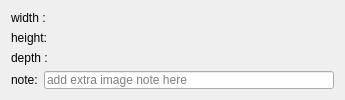
yatengLG/ISAT, file ui/info_dock.ui: the form before one commit.
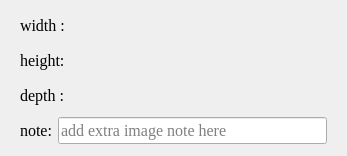
The form after the commit.

Patch:
```diff
--- a/ui/info_dock.ui
+++ b/ui/info_dock.ui
@@ -6,8 +6,8 @@
    <rect>
     <x>0</x>
     <y>0</y>
-    <width>345</width>
-    <height>100</height>
+    <width>347</width>
+    <height>156</height>
    </rect>
   </property>
   <property name="minimumSize">
@@ -16,6 +16,12 @@
     <height>100</height>
    </size>
   </property>
+  <property name="font">
+   <font>
+    <family>Times New Roman</family>
+    <pointsize>12</pointsize>
+   </font>
+  </property>
   <property name="windowTitle">
    <string>Form</string>
   </property>
@@ -24,13 +30,13 @@
     <widget class="QWidget" name="widget" native="true">
      <layout class="QHBoxLayout" name="horizontalLayout">
       <property name="leftMargin">
-       <number>0</number>
+       <number>9</number>
       </property>
       <property name="topMargin">
        <number>0</number>
       </property>
       <property name="rightMargin">
-       <number>0</number>
+       <number>9</number>
       </property>
       <property name="bottomMargin">
        <number>0</number>
@@ -68,13 +74,13 @@
     <widget class="QWidget" name="widget_2" native="true">
      <layout class="QHBoxLayout" name="horizontalLayout_2">
       <property name="leftMargin">
-       <number>0</number>
+       <number>9</number>
       </property>
       <property name="topMargin">
        <number>0</number>
       </property>
       <property name="rightMargin">
-       <number>0</number>
+       <number>9</number>
       </property>
       <property name="bottomMargin">
        <number>0</number>
@@ -112,13 +118,13 @@
     <widget class="QWidget" name="widget_4" native="true">
      <layout class="QHBoxLayout" name="horizontalLayout_4">
       <property name="leftMargin">
-       <number>0</number>
+       <number>9</number>
       </property>
       <property name="topMargin">
        <number>0</number>
       </property>
       <property name="rightMargin">
-       <number>0</number>
+       <number>9</number>
       </property>
       <property name="bottomMargin">
        <number>0</number>
@@ -150,13 +156,13 @@
     <widget class="QWidget" name="widget_3" native="true">
      <layout class="QHBoxLayout" name="horizontalLayout_3">
       <property name="leftMargin">
-       <number>0</number>
+       <number>9</number>
       </property>
       <property name="topMargin">
        <number>0</number>
       </property>
       <property name="rightMargin">
-       <number>0</number>
+       <number>9</number>
       </property>
       <property name="bottomMargin">
        <number>0</number>
@@ -170,6 +176,12 @@
       </item>
       <item>
        <widget class="QLineEdit" name="lineEdit_note">
+        <property name="minimumSize">
+         <size>
+          <width>200</width>
+          <height>0</height>
+         </size>
+        </property>
         <property name="placeholderText">
          <string>add extra image note here</string>
         </property>
```
